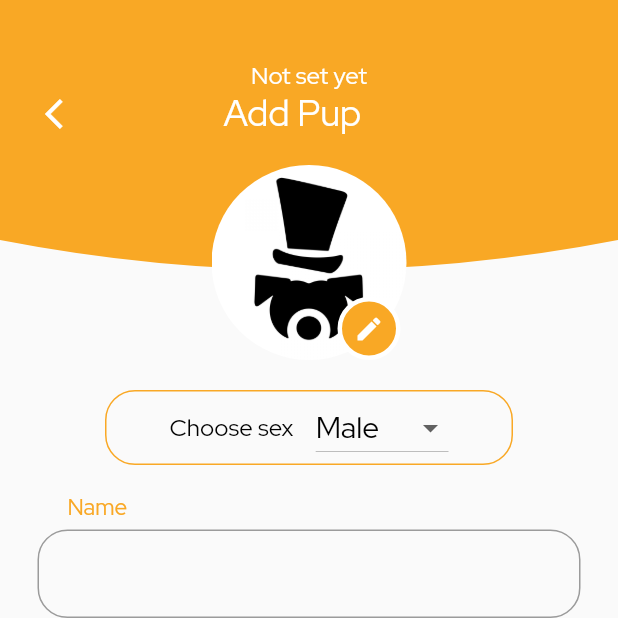
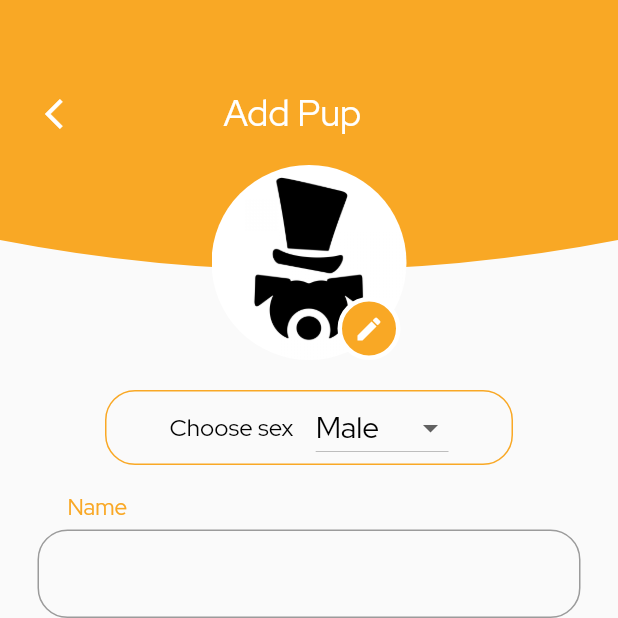
Before and after one commit to villegas-abva/My-Pups, a Flutter app: the screen it shows after launch, on a phone screen of 412 x 824 dp, the top half of it. Run offline on Flutter 3.47's test engine with Material 2 defaults, Android fonts, the phone set to English and light mode, and no system bars; our stand-ins replace bloc, cloud_firestore, equatable, firebase_core, firebase_storage, flutter_bloc and 4 more; accounts and stored records are empty.

```diff
--- a/lib/ui/screens/add_pup/add_pup_screen.dart
+++ b/lib/ui/screens/add_pup/add_pup_screen.dart
@@ -21,7 +21,6 @@ class AddPupScreen extends StatefulWidget {
 class _AddPupScreenState extends State<AddPupScreen> {
   var dropDownSelection = 'Male';
   final sexValues = ['Male', 'Female'];
-  String _string = 'Not set yet';
 
   var imageUrl;
   File? image;
@@ -84,10 +83,6 @@ class _AddPupScreenState extends State<AddPupScreen> {
                 alignment: Alignment.topCenter,
                 children: [
                   _buildRoundedContainer(height: 180),
-                  Padding(
-                    padding: const EdgeInsets.only(top: 40),
-                    child: AppRegularText(text: _string, color: Colors.white),
-                  ),
                   _buildAppBar(context: context, topPadding: 50),
                   Padding(
                     padding: const EdgeInsets.only(top: 110.0),
```
